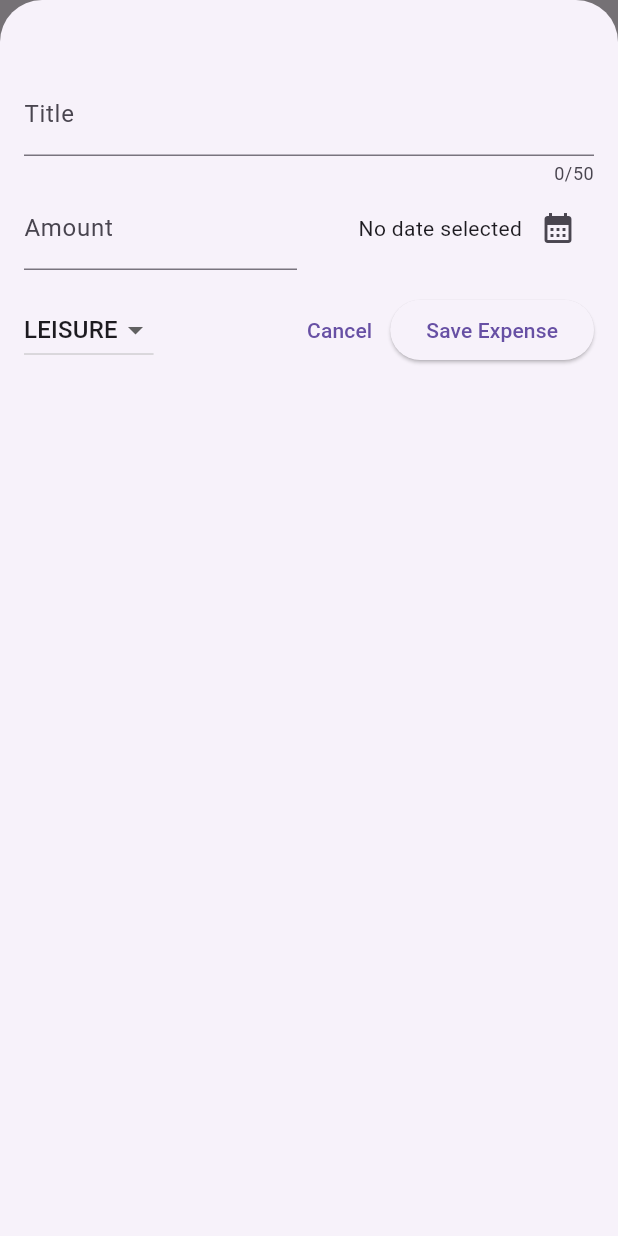
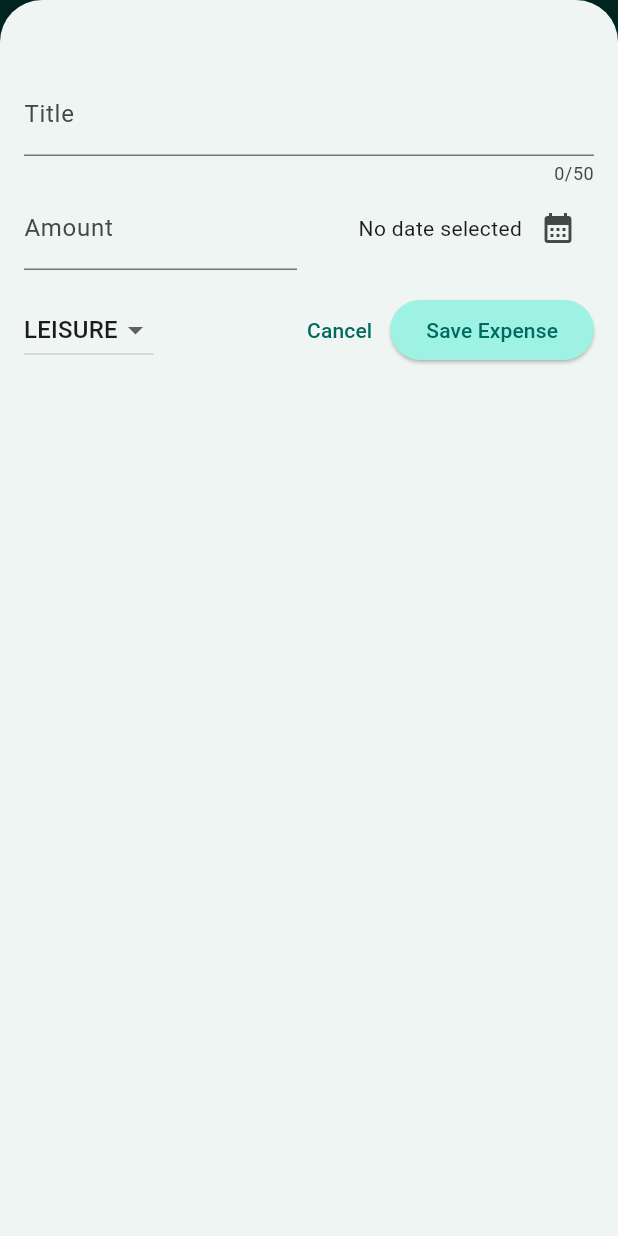
Before and after one commit to NetKanet/flutter-expense-tracker-app, a Flutter app: the screen it shows after launch, after a tap on the "add" icon, on a phone screen of 412 x 824 dp. Run offline on Flutter 3.47's test engine with Material 3 defaults, Android fonts, the phone set to English and light mode, and no system bars.

Commit message:
feat: add app theme, snackbar undo, empty state, and dismiss background

```diff
--- a/lib/main.dart
+++ b/lib/main.dart
@@ -2,8 +2,36 @@ import 'package:flutter/material.dart';
 
 import 'package:flutter_expense_tracker_app/widgets/expenses.dart';
 
+var kColorScheme = ColorScheme.fromSeed(
+  seedColor: const Color.fromARGB(255, 58, 211, 193),
+);
 void main() {
   runApp(
-    MaterialApp(theme: ThemeData(useMaterial3: true), home: Expenses()),
+    MaterialApp(
+      theme: ThemeData().copyWith(
+        colorScheme: kColorScheme,
+        appBarTheme: const AppBarTheme().copyWith(
+          backgroundColor: kColorScheme.onPrimaryContainer,
+          foregroundColor: kColorScheme.primaryContainer,
+        ),
+        cardTheme: const CardThemeData().copyWith(
+          color: kColorScheme.secondaryContainer,
+          margin: const EdgeInsets.symmetric(horizontal: 16, vertical: 8),
+        ),
+        elevatedButtonTheme: ElevatedButtonThemeData(
+          style: ElevatedButton.styleFrom(
+            backgroundColor: kColorScheme.primaryContainer,
+          ),
+        ),
+        textTheme: ThemeData().textTheme.copyWith(
+          titleLarge: TextStyle(
+            fontWeight: FontWeight.bold,
+            color: kColorScheme.onSecondaryContainer,
+            fontSize: 14,
+          ),
+        ),
+      ),
+      home: Expenses(),
+    ),
   );
 }
--- a/lib/widgets/expenses.dart
+++ b/lib/widgets/expenses.dart
@@ -44,13 +44,40 @@ class _ExpensesState extends State<Expenses> {
   }
 
   void _removeExpense(Expense expense) {
+    final expenseIndex = _registeredExpenses.indexOf(expense);
     setState(() {
       _registeredExpenses.remove(expense);
     });
+    ScaffoldMessenger.of(context).clearSnackBars();
+    ScaffoldMessenger.of(context).showSnackBar(
+      SnackBar(
+        duration: const Duration(seconds: 3),
+        content: const Text('Expense deleted.'),
+        action: SnackBarAction(
+          label: 'Undo',
+          onPressed: () {
+            setState(() {
+              _registeredExpenses.insert(expenseIndex, expense);
+            });
+          },
+        ),
+      ),
+    );
   }
 
   @override
   Widget build(BuildContext context) {
+    Widget mainContent = const Center(
+      child: Text('No expense found. Start adding some!'),
+    );
+
+    if (_registeredExpenses.isNotEmpty) {
+      mainContent = ExpensesList(
+        expenses: _registeredExpenses,
+        onRemoveExpense: _removeExpense,
+      );
+    }
+
     return Scaffold(
       appBar: AppBar(
         title: const Text('Flutter ExpenseTracker'),
@@ -64,7 +91,7 @@ class _ExpensesState extends State<Expenses> {
       body: Column(
         children: [
           const Text('The chart'),
-          Expanded(child: ExpensesList(expenses: _registeredExpenses, onRemoveExpense: _removeExpense,)),
+          Expanded(child: mainContent),
         ],
       ),
     );
--- a/lib/widgets/expenses_list/expense_item.dart
+++ b/lib/widgets/expenses_list/expense_item.dart
@@ -12,18 +12,21 @@ class ExpenseItem extends StatelessWidget {
       child: Padding(
         padding: const EdgeInsets.symmetric(horizontal: 20, vertical: 16),
         child: Column(
+          crossAxisAlignment: CrossAxisAlignment.start,
           children: [
-            Text(expense.title),
+            Text(expense.title, style: Theme.of(context).textTheme.titleLarge),
             const SizedBox(height: 4),
             Row(
               children: [
                 Text('\$${expense.amount.toStringAsFixed(2)}'),
                 const Spacer(),
-                Row(children: [
-                  Icon(categoryIcons[expense.category]),
-                  const SizedBox(width: 8),
-                  Text(expense.formattedDate)
-                ],),
+                Row(
+                  children: [
+                    Icon(categoryIcons[expense.category]),
+                    const SizedBox(width: 8),
+                    Text(expense.formattedDate),
+                  ],
+                ),
               ],
             ),
           ],
--- a/lib/widgets/expenses_list/expenses_list.dart
+++ b/lib/widgets/expenses_list/expenses_list.dart
@@ -19,6 +19,12 @@ class ExpensesList extends StatelessWidget {
       itemCount: expenses.length,
       itemBuilder: (context, index) => Dismissible(
         key: ValueKey(expenses[index]),
+        background: Container(
+          color: Theme.of(context).colorScheme.error.withValues(alpha: 0.75),
+          margin: EdgeInsets.symmetric(
+            horizontal: Theme.of(context).cardTheme.margin!.horizontal,
+          ),
+        ),
         onDismissed: (direction) {
           onRemoveExpense(expenses[index]);
         },
```
